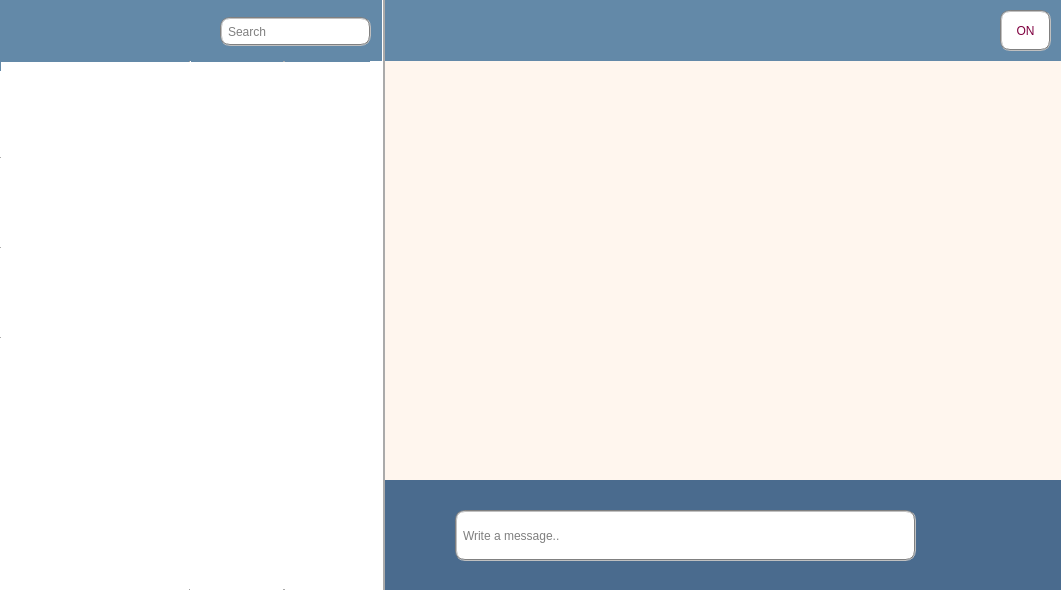
a-mkrv/Chat, file Client/client.ui: the form before one commit.
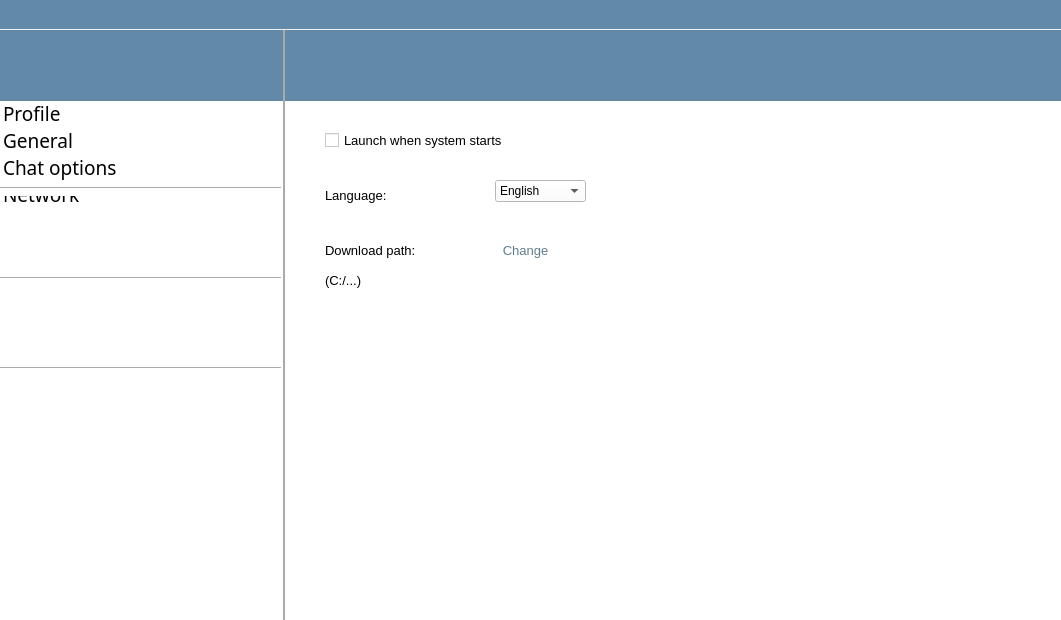
The form after the commit. The open tabs and pages were chosen to show the change. Icons and pictures are not drawn.

The edit to the form file:
```diff
--- a/Client/client.ui
+++ b/Client/client.ui
@@ -7,7 +7,7 @@
     <x>0</x>
     <y>0</y>
     <width>1061</width>
-    <height>590</height>
+    <height>620</height>
    </rect>
   </property>
   <property name="windowTitle">
@@ -17,28 +17,6 @@
    <string notr="true"/>
   </property>
   <widget class="QWidget" name="centralWidget">
-   <widget class="QPushButton" name="connect_button">
-    <property name="geometry">
-     <rect>
-      <x>1000</x>
-      <y>10</y>
-      <width>51</width>
-      <height>41</height>
-     </rect>
-    </property>
-    <property name="styleSheet">
-     <string notr="true">color: rgb(127, 0, 63);
-    background-color: rgb(255, 255, 255);
-    selection-color: white;
-    selection-background-color: rgb(191, 31, 127);
-    border: 2px groove gray;
-    border-radius: 10px;
-    padding: 2px 4px;</string>
-    </property>
-    <property name="text">
-     <string>ON</string>
-    </property>
-   </widget>
    <widget class="Line" name="line">
     <property name="windowModality">
      <enum>Qt::NonModal</enum>
@@ -46,7 +24,7 @@
     <property name="geometry">
      <rect>
       <x>370</x>
-      <y>0</y>
+      <y>30</y>
       <width>31</width>
       <height>591</height>
      </rect>
@@ -80,7 +58,7 @@
     <property name="geometry">
      <rect>
       <x>385</x>
-      <y>480</y>
+      <y>510</y>
       <width>678</width>
       <height>111</height>
      </rect>
@@ -239,7 +217,7 @@
     <property name="geometry">
      <rect>
       <x>-1</x>
-      <y>60</y>
+      <y>90</y>
       <width>383</width>
       <height>531</height>
      </rect>
@@ -297,7 +275,7 @@
     <property name="geometry">
      <rect>
       <x>390</x>
-      <y>60</y>
+      <y>90</y>
       <width>671</width>
       <height>61</height>
      </rect>
@@ -326,7 +304,7 @@
     <property name="geometry">
      <rect>
       <x>-1</x>
-      <y>0</y>
+      <y>30</y>
       <width>383</width>
       <height>61</height>
      </rect>
@@ -346,7 +324,7 @@
     <property name="geometry">
      <rect>
       <x>385</x>
-      <y>0</y>
+      <y>30</y>
       <width>678</width>
       <height>61</height>
      </rect>
@@ -365,9 +343,9 @@
     <property name="geometry">
      <rect>
       <x>0</x>
-      <y>0</y>
+      <y>30</y>
       <width>1061</width>
-      <height>601</height>
+      <height>591</height>
      </rect>
     </property>
     <property name="styleSheet">
@@ -691,33 +669,14 @@
       <string notr="true">background-color: rgb(255, 255, 255);</string>
      </property>
      <property name="currentIndex">
-      <number>0</number>
+      <number>2</number>
      </property>
      <widget class="QWidget" name="page">
-      <widget class="QLabel" name="username_label">
-       <property name="geometry">
-        <rect>
-         <x>40</x>
-         <y>30</y>
-         <width>161</width>
-         <height>51</height>
-        </rect>
-       </property>
-       <property name="font">
-        <font>
-         <family>Sitka Small</family>
-         <pointsize>10</pointsize>
-        </font>
-       </property>
-       <property name="text">
-        <string>Username:</string>
-       </property>
-      </widget>
       <widget class="QGroupBox" name="groupBox">
        <property name="geometry">
         <rect>
-         <x>30</x>
-         <y>150</y>
+         <x>40</x>
+         <y>120</y>
          <width>311</width>
          <height>151</height>
         </rect>
@@ -827,32 +786,51 @@
         </layout>
        </widget>
       </widget>
-      <widget class="QLineEdit" name="usernameEdit">
+      <widget class="QWidget" name="">
        <property name="geometry">
         <rect>
-         <x>150</x>
-         <y>41</y>
-         <width>211</width>
-         <height>31</height>
+         <x>40</x>
+         <y>30</y>
+         <width>291</width>
+         <height>61</height>
         </rect>
        </property>
-       <property name="font">
-        <font>
-         <family>Sitka Small</family>
-         <pointsize>10</pointsize>
-        </font>
-       </property>
-       <property name="styleSheet">
-        <string notr="true">border-top-color: rgb(255, 255, 255);
+       <layout class="QHBoxLayout" name="horizontalLayout">
+        <item>
+         <widget class="QLabel" name="username_label">
+          <property name="font">
+           <font>
+            <family>Sitka Small</family>
+            <pointsize>10</pointsize>
+           </font>
+          </property>
+          <property name="text">
+           <string>Username:</string>
+          </property>
+         </widget>
+        </item>
+        <item>
+         <widget class="QLineEdit" name="usernameEdit">
+          <property name="font">
+           <font>
+            <family>Sitka Small</family>
+            <pointsize>10</pointsize>
+           </font>
+          </property>
+          <property name="styleSheet">
+           <string notr="true">border-top-color: rgb(255, 255, 255);
 border-color: rgb(85, 170, 255);
 color: rgb(96, 125, 139);</string>
-       </property>
-       <property name="text">
-        <string>NoName</string>
-       </property>
-       <property name="frame">
-        <bool>false</bool>
-       </property>
+          </property>
+          <property name="text">
+           <string>NoName</string>
+          </property>
+          <property name="frame">
+           <bool>false</bool>
+          </property>
+         </widget>
+        </item>
+       </layout>
       </widget>
      </widget>
      <widget class="QWidget" name="page_3">
@@ -878,8 +856,8 @@
        <property name="geometry">
         <rect>
          <x>40</x>
-         <y>80</y>
-         <width>118</width>
+         <y>140</y>
+         <width>161</width>
          <height>21</height>
         </rect>
        </property>
@@ -895,9 +873,9 @@
       <widget class="QPushButton" name="Download_path_PB">
        <property name="geometry">
         <rect>
-         <x>160</x>
-         <y>70</y>
-         <width>101</width>
+         <x>200</x>
+         <y>130</y>
+         <width>81</width>
          <height>41</height>
         </rect>
        </property>
@@ -924,7 +902,7 @@
        <property name="geometry">
         <rect>
          <x>40</x>
-         <y>110</y>
+         <y>170</y>
          <width>721</width>
          <height>21</height>
         </rect>
@@ -938,6 +916,49 @@
         <string>(C:/...)</string>
        </property>
       </widget>
+      <widget class="QLabel" name="label_2">
+       <property name="geometry">
+        <rect>
+         <x>40</x>
+         <y>80</y>
+         <width>91</width>
+         <height>31</height>
+        </rect>
+       </property>
+       <property name="font">
+        <font>
+         <pointsize>10</pointsize>
+        </font>
+       </property>
+       <property name="text">
+        <string>Language:</string>
+       </property>
+      </widget>
+      <widget class="QComboBox" name="comboBox">
+       <property name="geometry">
+        <rect>
+         <x>210</x>
+         <y>80</y>
+         <width>91</width>
+         <height>22</height>
+        </rect>
+       </property>
+       <item>
+        <property name="text">
+         <string>English</string>
+        </property>
+       </item>
+       <item>
+        <property name="text">
+         <string>Russian</string>
+        </property>
+       </item>
+       <item>
+        <property name="text">
+         <string>French</string>
+        </property>
+       </item>
+      </widget>
      </widget>
      <widget class="QWidget" name="page_2">
       <widget class="QWidget" name="layoutWidget">
@@ -1038,7 +1059,7 @@
         <rect>
          <x>40</x>
          <y>10</y>
-         <width>181</width>
+         <width>261</width>
          <height>271</height>
         </rect>
        </property>
@@ -1125,7 +1146,7 @@
     <property name="geometry">
      <rect>
       <x>220</x>
-      <y>17</y>
+      <y>47</y>
       <width>151</width>
       <height>29</height>
      </rect>
@@ -1150,7 +1171,7 @@
     <property name="geometry">
      <rect>
       <x>65</x>
-      <y>8</y>
+      <y>38</y>
       <width>51</width>
       <height>41</height>
      </rect>
@@ -1177,7 +1198,7 @@
     <property name="geometry">
      <rect>
       <x>10</x>
-      <y>10</y>
+      <y>40</y>
       <width>51</width>
       <height>41</height>
      </rect>
@@ -1198,7 +1219,7 @@
     <property name="geometry">
      <rect>
       <x>170</x>
-      <y>10</y>
+      <y>40</y>
       <width>51</width>
       <height>41</height>
      </rect>
@@ -1235,7 +1256,7 @@
     <property name="geometry">
      <rect>
       <x>385</x>
-      <y>61</y>
+      <y>91</y>
       <width>677</width>
       <height>421</height>
      </rect>
@@ -1260,19 +1281,93 @@
     <property name="geometry">
      <rect>
       <x>385</x>
-      <y>61</y>
+      <y>91</y>
       <width>678</width>
       <height>421</height>
      </rect>
     </property>
    </widget>
+   <widget class="QLabel" name="label">
+    <property name="geometry">
+     <rect>
+      <x>0</x>
+      <y>-2</y>
+      <width>1061</width>
+      <height>31</height>
+     </rect>
+    </property>
+    <property name="styleSheet">
+     <string notr="true">background-color: rgb(99, 137, 168);</string>
+    </property>
+    <property name="text">
+     <string/>
+    </property>
+   </widget>
+   <widget class="QPushButton" name="pushButton_3">
+    <property name="geometry">
+     <rect>
+      <x>1027</x>
+      <y>0</y>
+      <width>31</width>
+      <height>31</height>
+     </rect>
+    </property>
+    <property name="text">
+     <string/>
+    </property>
+    <property name="icon">
+     <iconset resource="image.qrc">
+      <normaloff>:/new/prefix1/Resource/close34.png</normaloff>:/new/prefix1/Resource/close34.png</iconset>
+    </property>
+    <property name="flat">
+     <bool>true</bool>
+    </property>
+   </widget>
+   <widget class="QPushButton" name="pushButton_4">
+    <property name="geometry">
+     <rect>
+      <x>990</x>
+      <y>0</y>
+      <width>31</width>
+      <height>31</height>
+     </rect>
+    </property>
+    <property name="text">
+     <string/>
+    </property>
+    <property name="icon">
+     <iconset resource="image.qrc">
+      <normaloff>:/new/prefix1/Resource/minbtn.png</normaloff>:/new/prefix1/Resource/minbtn.png</iconset>
+    </property>
+    <property name="flat">
+     <bool>true</bool>
+    </property>
+   </widget>
+   <widget class="QPushButton" name="pushButton_5">
+    <property name="geometry">
+     <rect>
+      <x>951</x>
+      <y>0</y>
+      <width>31</width>
+      <height>31</height>
+     </rect>
+    </property>
+    <property name="text">
+     <string/>
+    </property>
+    <property name="icon">
+     <iconset resource="image.qrc">
+      <normaloff>:/new/prefix1/Resource/aboutbtn.png</normaloff>:/new/prefix1/Resource/aboutbtn.png</iconset>
+    </property>
+    <property name="flat">
+     <bool>true</bool>
+    </property>
+   </widget>
    <zorder>chatDialog</zorder>
-   <zorder>widget_2</zorder>
    <zorder>line</zorder>
    <zorder>userList</zorder>
    <zorder>background_inder_list</zorder>
    <zorder>background_under_chat</zorder>
-   <zorder>connect_button</zorder>
    <zorder>userSetting_button</zorder>
    <zorder>newContact_Button</zorder>
    <zorder>search_label</zorder>
@@ -1280,6 +1375,11 @@
    <zorder>chat_back_lab</zorder>
    <zorder>widget</zorder>
    <zorder>stackedWidget_2</zorder>
+   <zorder>label</zorder>
+   <zorder>pushButton_3</zorder>
+   <zorder>pushButton_4</zorder>
+   <zorder>pushButton_5</zorder>
+   <zorder>widget_2</zorder>
   </widget>
   <action name="actionShowHideWindow">
    <property name="text">
```
